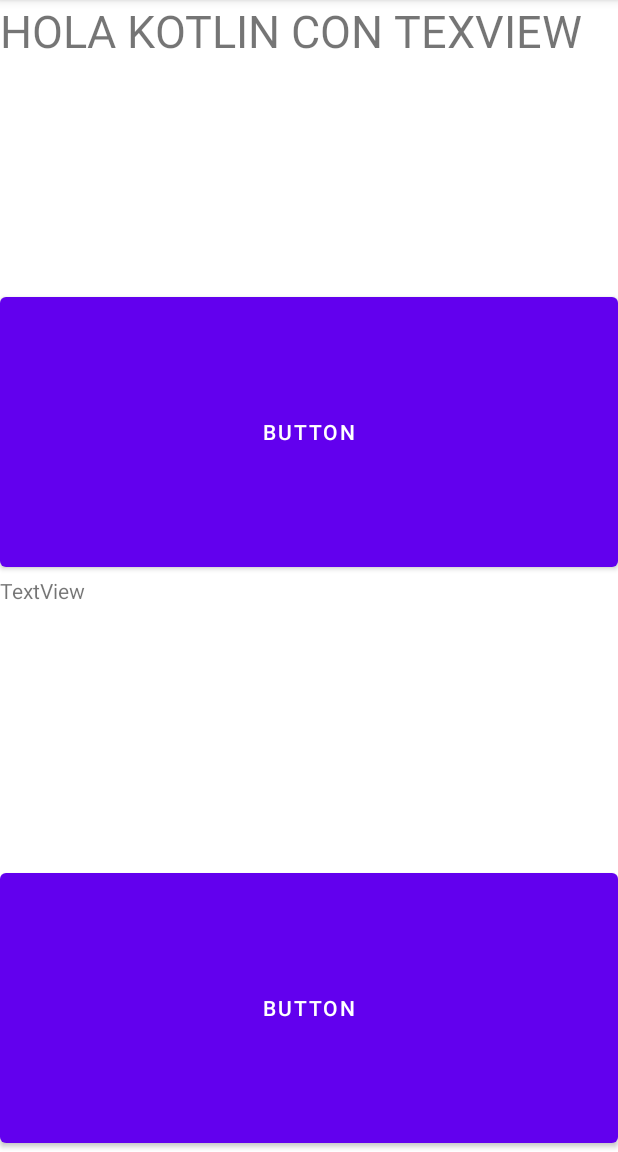
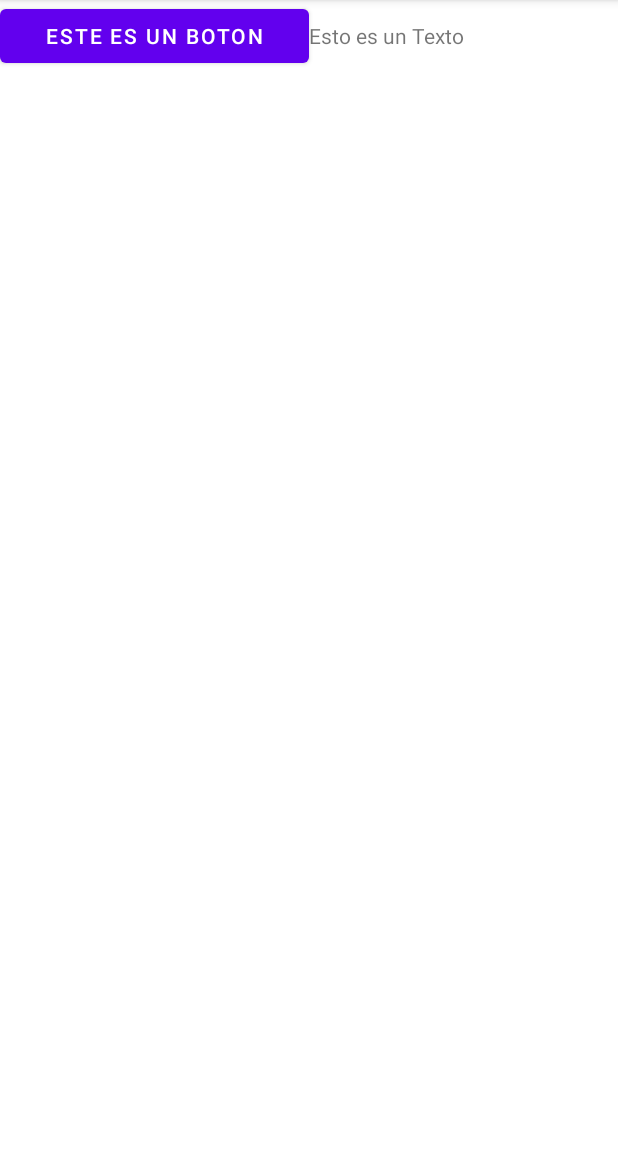
Before and after one commit to imarcaos/Curso-de-Kotlin-Edutin, an Android app: the screen it shows after launch (MainActivity), on a phone screen of 412 x 824 dp, the part 84-1236 px from its top. Run offline under Robolectric (Android 15) with nearby library versions, the phone set to English and light mode, and no system bars.

Commit message:
Width y Height

```diff
--- a/HolaMundo/app/src/main/res/layout/activity_main.xml
+++ b/HolaMundo/app/src/main/res/layout/activity_main.xml
@@ -8,34 +8,33 @@
         android:orientation="vertical"
         tools:context=".MainActivity">
 
-    <TextView
-        android:id="@+id/texto_bueno"
+    <LinearLayout
         android:layout_width="match_parent"
         android:layout_height="match_parent"
         android:layout_weight="1"
-        android:text="@string/hola"
-        android:textSize="30sp" />
+        android:orientation="horizontal">
 
         <Button
             android:id="@+id/button"
             android:layout_width="match_parent"
-        android:layout_height="match_parent"
+            android:layout_height="wrap_content"
             android:layout_weight="1"
-        android:text="Button"
-        tools:layout_editor_absoluteX="4dp"
-        tools:layout_editor_absoluteY="56dp" />
+            android:text="ESTE ES UN BOTON" />
 
         <TextView
             android:id="@+id/textView"
             android:layout_width="match_parent"
-        android:layout_height="match_parent"
+            android:layout_height="wrap_content"
             android:layout_weight="1"
-        android:text="TextView" />
+            android:text="Esto es un Texto" />
 
-    <Button
-        android:id="@+id/button2"
+    </LinearLayout>
+
+    <LinearLayout
         android:layout_width="match_parent"
         android:layout_height="match_parent"
         android:layout_weight="1"
-        android:text="Button" />
+        android:orientation="horizontal">
+
     </LinearLayout>
+</LinearLayout>
--- a/HolaMundo/app/src/main/res/values/strings.xml
+++ b/HolaMundo/app/src/main/res/values/strings.xml
@@ -1,4 +1,5 @@
 <resources>
     <string name="app_name">Hola Mundo</string>
     <string name="hola">HOLA KOTLIN CON TEXVIEW</string>
+    <string name="BOTON">BOTON</string>
 </resources>
```
Lines whose indentation alone changed are shown as unchanged.
